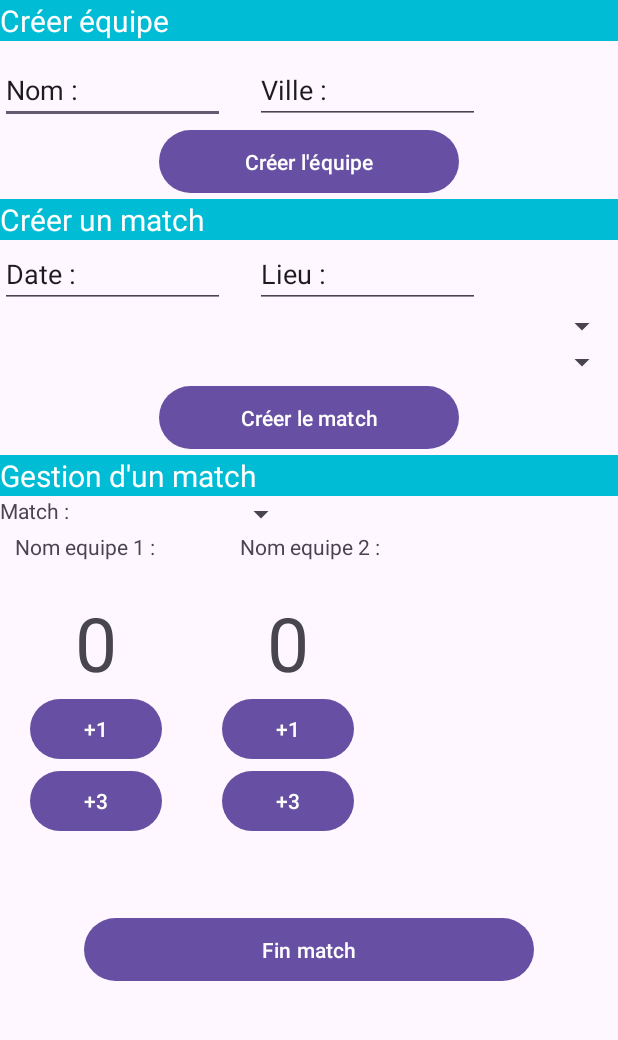
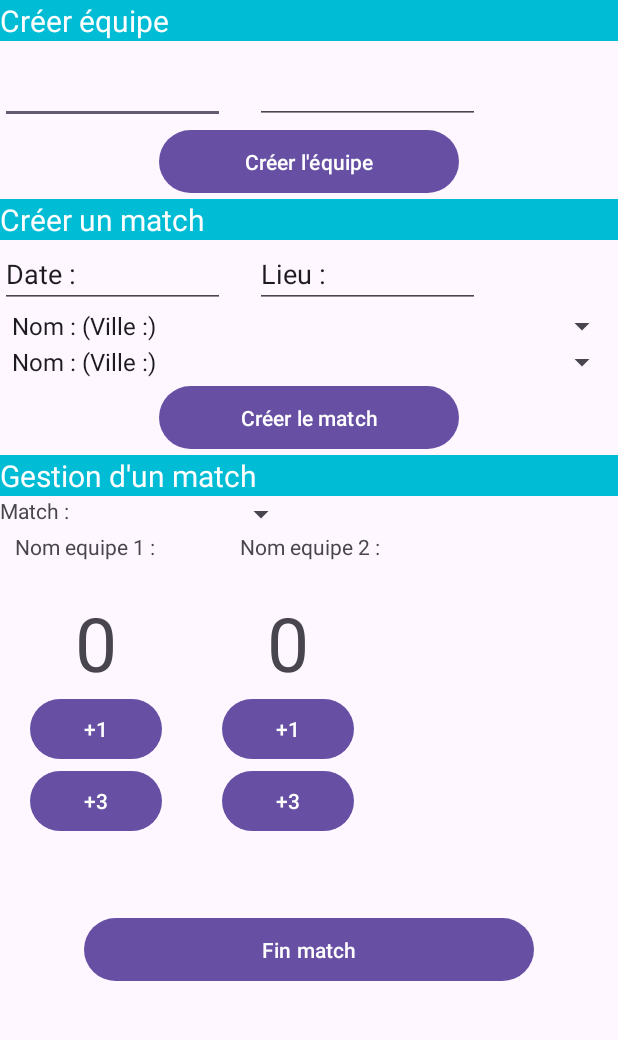
Before and after one commit to shisui74/GestionTournoi, an Android app: the screen it shows after launch (MainActivity), after a tap on an icon or button, on a phone screen of 412 x 824 dp, the part 60-1100 px from its top. Run offline under Robolectric (Android 15) with nearby library versions, the phone set to English and light mode, and no system bars; 14 statements that could not run were skipped; 3 other taps on this screen came first.

Commit message:
Main activity without Id

```diff
--- a/app/src/main/java/com/example/gestiontournoi/MainActivity.java
+++ b/app/src/main/java/com/example/gestiontournoi/MainActivity.java
@@ -1,50 +1,169 @@
 package com.example.gestiontournoi;
 
 import android.os.Bundle;
+import android.view.View;
+import android.widget.*;
+import androidx.appcompat.app.AppCompatActivity;
 
-import androidx.activity.EdgeToEdge;
-import androidx.appcompat.app.AppCompatActivity;
-import androidx.core.graphics.Insets;
-import androidx.core.view.ViewCompat;
-import androidx.core.view.WindowInsetsCompat;
+import java.util.ArrayList;
 
 public class MainActivity extends AppCompatActivity {
 
+    // UI - Section Créer une équipe
+    private EditText editNomEquipe, editVilleEquipe;
+    private Button btnCreerEquipe;
+
+    // UI - Section Créer un match
+    private EditText editDate, editLieu;
+    private Spinner spinnerEquipe1, spinnerEquipe2;
+    private Button btnCreerMatch;
+
+    // UI - Section Gérer un match
+    private Spinner spinnerMatch;
+    private TextView nomEquipeA, nomEquipeB, scoreEquipeA, scoreEquipeB;
+    private Button btnAdd1A, btnAdd3A, btnAdd1B, btnAdd3B, btnFinMatch;
+
+    // Gestionnaires
+    private EquipeManager equipeManager;
+    private MatchManager matchManager;
+
+    // Adapter pour spinner de matchs
+    private ArrayAdapter<Match> matchAdapter;
+
+    // Match sélectionné
+    private Match matchActuel;
+
     @Override
     protected void onCreate(Bundle savedInstanceState) {
+        super.onCreate(savedInstanceState);
+        setContentView(R.layout.activity_main); // doit correspondre à ton layout XML
 
-//       EquipeManager equipeManager = new EquipeManager();
-//       MatchManager matchManager = new MatchManager();
-//
-//        //btnCreerEquipe.setOnClickListener(v -> {
-//            String nom = editNomEquipe.getText().toString();
-//            String ville = editVilleEquipe.getText().toString();
-//            equipeManager.ajouterEquipe(nom, ville);
-//            // Mettre à jour spinner etc.
-//        });
-//
-//        MatchManager matchManager = new MatchManager();
-//
-//        btnCreerMatch.setOnClickListener(v -> {
-//            Equipe eq1 = equipeManager.getEquipes().get(spinnerEquipe1.getSelectedItemPosition());
-//            Equipe eq2 = equipeManager.getEquipes().get(spinnerEquipe2.getSelectedItemPosition());
-//            String date = editDate.getText().toString();
-//            String lieu = editLieu.getText().toString();
-//
-//            if (!eq1.equals(eq2) && !date.isEmpty() && !lieu.isEmpty()) {
-//                matchManager.ajouterMatch(eq1, eq2, date, lieu);
-//                // Mettre à jour le spinner de matchs
-//            }
-//        });
+        // Init gestionnaires
+        equipeManager = new EquipeManager();
+        matchManager = new MatchManager();
 
+        // --- Liaison UI ---
 
-        super.onCreate(savedInstanceState);
-        EdgeToEdge.enable(this);
-        setContentView(R.layout.activity_main);
-        ViewCompat.setOnApplyWindowInsetsListener(findViewById(R.id.main), (v, insets) -> {
-            Insets systemBars = insets.getInsets(WindowInsetsCompat.Type.systemBars());
-            v.setPadding(systemBars.left, systemBars.top, systemBars.right, systemBars.bottom);
-            return insets;
+        // Création d’équipe
+        editNomEquipe = findViewById(R.id.editNomEquipe);
+        editVilleEquipe = findViewById(R.id.editvilleEquipe);
+        btnCreerEquipe = findViewById(R.id.buttonCreerEquipe);
+
+        // Création de match
+        editDate = findViewById(R.id.editDate);
+        editLieu = findViewById(R.id.editLieu);
+        spinnerEquipe1 = findViewById(R.id.spinnerEquipe1);
+        spinnerEquipe2 = findViewById(R.id.spinnerEquipe2);
+        btnCreerMatch = findViewById(R.id.buttonCreerMatch);
+
+        // Gestion match
+        spinnerMatch = findViewById(R.id.spinnerMatch);
+        nomEquipeA = findViewById(R.id.nomEquipeA);
+        nomEquipeB = findViewById(R.id.nomEquipeB);
+        scoreEquipeA = findViewById(R.id.scoreEquipeA);
+        scoreEquipeB = findViewById(R.id.scoreEquipeB);
+        btnAdd1A = findViewById(R.id.btnAdd1A);
+        btnAdd3A = findViewById(R.id.btnAdd3A);
+        btnAdd1B = findViewById(R.id.btnAdd1B);
+        btnAdd3B = findViewById(R.id.btnAdd3B);
+        btnFinMatch = findViewById(R.id.btnFinMatch);
+
+        // Adapter équipes
+        ArrayAdapter<Equipe> equipeAdapter = new ArrayAdapter<>(this, android.R.layout.simple_spinner_item, equipeManager.getEquipes());
+        equipeAdapter.setDropDownViewResource(android.R.layout.simple_spinner_dropdown_item);
+        spinnerEquipe1.setAdapter(equipeAdapter);
+        spinnerEquipe2.setAdapter(equipeAdapter);
+
+        // Adapter matchs
+        matchAdapter = new ArrayAdapter<>(this, android.R.layout.simple_spinner_item, matchManager.getMatchs());
+        matchAdapter.setDropDownViewResource(android.R.layout.simple_spinner_dropdown_item);
+        spinnerMatch.setAdapter(matchAdapter);
+
+        // --- Boutons ---
+
+        btnCreerEquipe.setOnClickListener(v -> {
+            String nom = editNomEquipe.getText().toString().trim();
+            String ville = editVilleEquipe.getText().toString().trim();
+
+            if (!nom.isEmpty() && !ville.isEmpty()) {
+                equipeManager.ajouterEquipe(nom, ville);
+                equipeAdapter.notifyDataSetChanged();
+                Toast.makeText(this, "Équipe ajoutée", Toast.LENGTH_SHORT).show();
+                editNomEquipe.setText("");
+                editVilleEquipe.setText("");
+            } else {
+                Toast.makeText(this, "Nom et ville obligatoires", Toast.LENGTH_SHORT).show();
+            }
+        });
+
+        btnCreerMatch.setOnClickListener(v -> {
+            int pos1 = spinnerEquipe1.getSelectedItemPosition();
+            int pos2 = spinnerEquipe2.getSelectedItemPosition();
+
+            if (pos1 == pos2) {
+                Toast.makeText(this, "Choisissez deux équipes différentes", Toast.LENGTH_SHORT).show();
+                return;
+            }
+
+            if (pos1 >= 0 && pos2 >= 0 && equipeManager.getEquipes().size() > 1) {
+                String date = editDate.getText().toString().trim();
+                String lieu = editLieu.getText().toString().trim();
+
+                if (!date.isEmpty() && !lieu.isEmpty()) {
+                    Equipe e1 = equipeManager.getEquipes().get(pos1);
+                    Equipe e2 = equipeManager.getEquipes().get(pos2);
+                    matchManager.ajouterMatch(e1, e2, date, lieu);
+                    matchAdapter.notifyDataSetChanged();
+                    Toast.makeText(this, "Match ajouté", Toast.LENGTH_SHORT).show();
+                    editDate.setText("");
+                    editLieu.setText("");
+                } else {
+                    Toast.makeText(this, "Date et lieu requis", Toast.LENGTH_SHORT).show();
+                }
+            }
+        });
+
+        spinnerMatch.setOnItemSelectedListener(new AdapterView.OnItemSelectedListener() {
+            @Override public void onItemSelected(AdapterView<?> parent, View view, int position, long id) {
+                matchActuel = matchManager.getMatch(position);
+                if (matchActuel != null) {
+                    afficherMatch();
+                }
+            }
+
+            @Override public void onNothingSelected(AdapterView<?> parent) { }
+        });
+
+        btnAdd1A.setOnClickListener(v -> ajouterPoints(true, 1));
+        btnAdd3A.setOnClickListener(v -> ajouterPoints(true, 3));
+        btnAdd1B.setOnClickListener(v -> ajouterPoints(false, 1));
+        btnAdd3B.setOnClickListener(v -> ajouterPoints(false, 3));
+
+        btnFinMatch.setOnClickListener(v -> {
+            if (matchActuel != null) {
+                String message = "Match terminé :\n"
+                        + matchActuel.getEquipe1().getNom() + " " + matchActuel.getScore1()
+                        + " - " + matchActuel.getScore2() + " " + matchActuel.getEquipe2().getNom();
+                Toast.makeText(this, message, Toast.LENGTH_LONG).show();
+            }
         });
     }
+
+    private void afficherMatch() {
+        nomEquipeA.setText(matchActuel.getEquipe1().getNom());
+        nomEquipeB.setText(matchActuel.getEquipe2().getNom());
+        scoreEquipeA.setText(String.valueOf(matchActuel.getScore1()));
+        scoreEquipeB.setText(String.valueOf(matchActuel.getScore2()));
+    }
+
+    private void ajouterPoints(boolean equipeA, int points) {
+        if (matchActuel == null) return;
+
+        if (equipeA) {
+            matchActuel.addPointsEquipe1(points);
+        } else {
+            matchActuel.addPointsEquipe2(points);
+        }
+        afficherMatch();
+    }
 }
```
